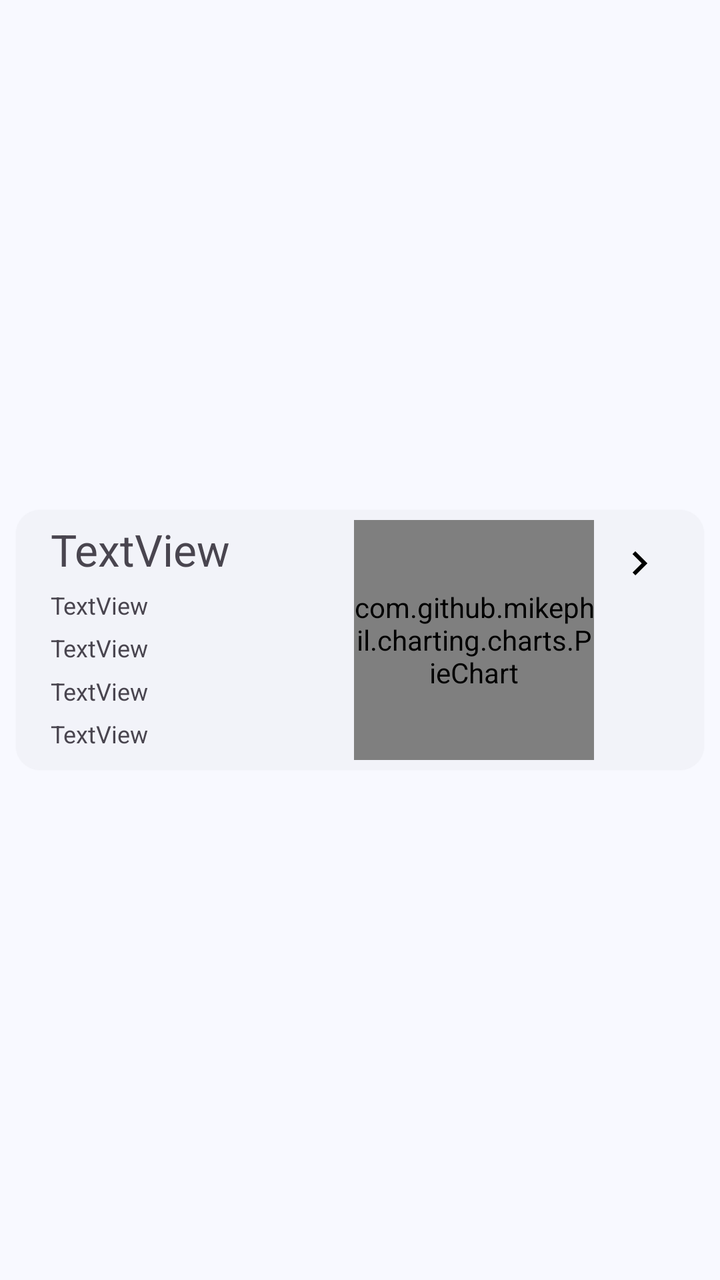
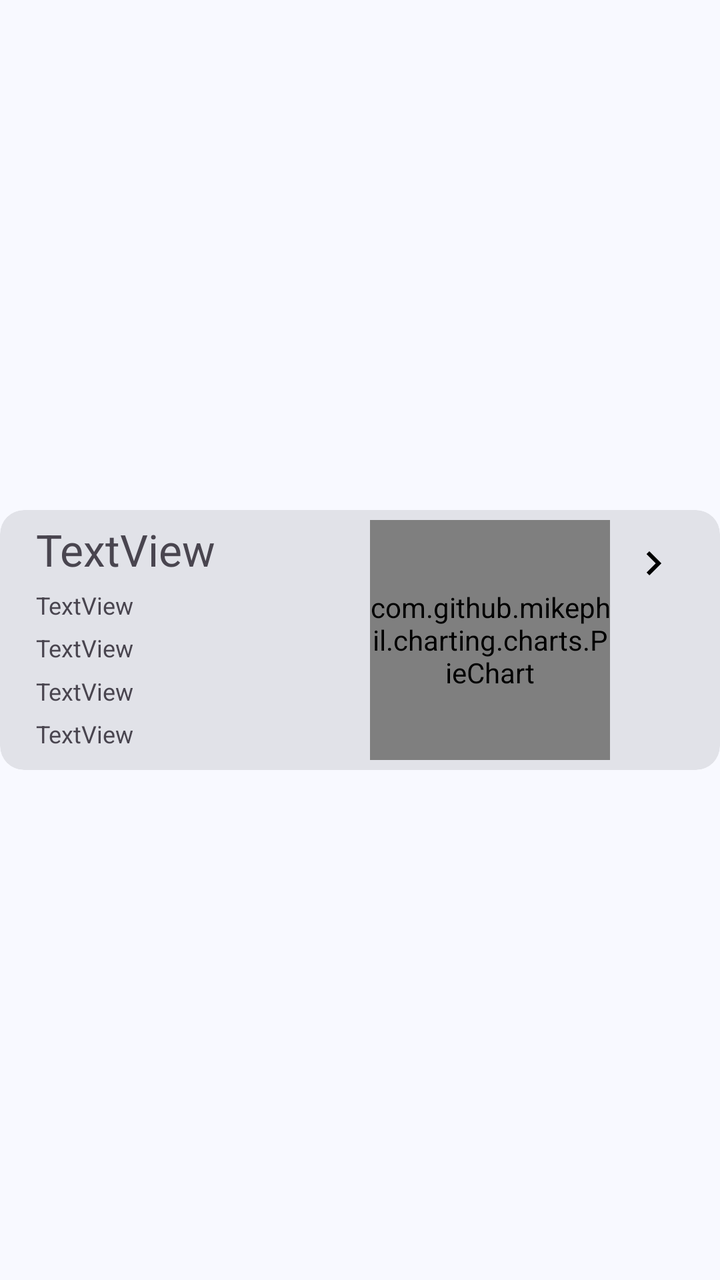

An Android layout rendered at two revisions. The XML below is the earlier revision; the diff shows what the commit changed to produce the second picture.
<!-- AndroidManifest.xml: application theme Theme.MnemoAI -->
<!-- res/layout/item_vocabulary_card.xml -->
<?xml version="1.0" encoding="utf-8"?>
<androidx.constraintlayout.widget.ConstraintLayout xmlns:android="http://schemas.android.com/apk/res/android"
    xmlns:app="http://schemas.android.com/apk/res-auto"
    xmlns:tools="http://schemas.android.com/tools"
    android:layout_width="match_parent"
    android:layout_height="wrap_content"
    android:padding="4dp">

    <com.google.android.material.card.MaterialCardView
        android:id="@+id/vocabularyCV"
        style="@style/Widget.MyApp.CardView.Middle"
        android:layout_width="0dp"
        android:layout_height="wrap_content"
        app:layout_constraintBottom_toBottomOf="parent"
        app:layout_constraintEnd_toEndOf="parent"
        app:layout_constraintStart_toStartOf="parent"
        app:layout_constraintTop_toTopOf="parent"
        android:layout_margin="4dp">

        <androidx.constraintlayout.widget.ConstraintLayout
            android:layout_width="match_parent"
            android:layout_height="match_parent"
            android:layout_margin="5dp">

            <com.google.android.material.textview.MaterialTextView
                android:id="@+id/vocabularyGroupTV"
                android:layout_width="wrap_content"
                android:layout_height="wrap_content"
                android:text="TextView"
                android:textSize="@dimen/text_size_title_large"
                app:layout_constraintEnd_toEndOf="parent"
                app:layout_constraintHorizontal_bias="0.05"
                app:layout_constraintStart_toStartOf="parent"
                app:layout_constraintTop_toTopOf="parent" />

            <com.google.android.material.textview.MaterialTextView
                android:id="@+id/totalCountTV"
                android:layout_width="wrap_content"
                android:layout_height="wrap_content"
                android:text="TextView"
                android:textSize="@dimen/text_size_body_small"
                app:layout_constraintBottom_toTopOf="@+id/learningCountTV"
                app:layout_constraintStart_toStartOf="@+id/vocabularyGroupTV"
                app:layout_constraintTop_toBottomOf="@+id/vocabularyGroupTV" />

            <com.google.android.material.textview.MaterialTextView
                android:id="@+id/learningCountTV"
                android:layout_width="wrap_content"
                android:layout_height="wrap_content"
                android:text="TextView"
                android:textSize="@dimen/text_size_body_small"
                app:layout_constraintBottom_toTopOf="@+id/reviewingCountTV"
                app:layout_constraintStart_toStartOf="@+id/vocabularyGroupTV"
                app:layout_constraintTop_toBottomOf="@+id/totalCountTV" />

            <com.google.android.material.textview.MaterialTextView
                android:id="@+id/reviewingCountTV"
                android:layout_width="wrap_content"
                android:layout_height="wrap_content"
                android:text="TextView"
                android:textSize="@dimen/text_size_body_small"
                app:layout_constraintBottom_toTopOf="@+id/masteredCountTV"
                app:layout_constraintStart_toStartOf="@+id/vocabularyGroupTV"
                app:layout_constraintTop_toBottomOf="@+id/learningCountTV" />

            <com.google.android.material.textview.MaterialTextView
                android:id="@+id/masteredCountTV"
                android:layout_width="wrap_content"
                android:layout_height="wrap_content"
                android:text="TextView"
                android:textSize="@dimen/text_size_body_small"
                app:layout_constraintBottom_toBottomOf="parent"
                app:layout_constraintStart_toStartOf="@+id/vocabularyGroupTV"
                app:layout_constraintTop_toBottomOf="@+id/reviewingCountTV" />

            <com.github.mikephil.charting.charts.PieChart
                android:id="@+id/statisticPieChart"
                android:layout_width="120dp"
                android:layout_height="120dp"
                android:layout_marginEnd="50dp"
                app:layout_constraintBottom_toBottomOf="parent"
                app:layout_constraintEnd_toEndOf="parent"
                app:layout_constraintTop_toTopOf="parent" />

            <ImageView
                android:id="@+id/imageView"
                android:layout_width="wrap_content"
                android:layout_height="wrap_content"
                app:layout_constraintBottom_toBottomOf="parent"
                app:layout_constraintEnd_toEndOf="parent"
                app:layout_constraintHorizontal_bias="0.95"
                app:layout_constraintStart_toStartOf="parent"
                app:layout_constraintTop_toTopOf="parent"
                app:layout_constraintVertical_bias="0.1"
                app:srcCompat="@drawable/baseline_keyboard_arrow_right_24" />
        </androidx.constraintlayout.widget.ConstraintLayout>
    </com.google.android.material.card.MaterialCardView>

</androidx.constraintlayout.widget.ConstraintLayout>
<!-- resources referenced by this layout -->
<resources>
  <style name="Widget.MyApp.CardView.Middle" parent="Widget.MyApp.CardView.Primary">
          <item name="cardElevation">1dp</item>
          <item name="cornerRadius">6dp</item>
      </style>
  <style name="Theme.MnemoAI" parent="Theme.Material3.Light.NoActionBar">
          <item name="windowSplashScreenBackground">?attr/colorPrimary</item>
          <item name="windowSplashScreenAnimatedIcon">@drawable/logo</item>
          <item name="colorPrimary">@color/md_theme_primary</item>
          <item name="colorOnPrimary">@color/md_theme_onPrimary</item>
          <item name="colorPrimaryContainer">@color/md_theme_primaryContainer</item>
          <item name="colorOnPrimaryContainer">@color/md_theme_onPrimaryContainer</item>
  
          <item name="colorSecondary">@color/md_theme_secondary</item>
          <item name="colorOnSecondary">@color/md_theme_onSecondary</item>
          <item name="colorSecondaryContainer">@color/md_theme_secondaryContainer</item>
          <item name="colorOnSecondaryContainer">@color/md_theme_onSecondaryContainer</item>
  
          <item name="colorTertiary">@color/md_theme_tertiary</item>
          <item name="colorOnTertiary">@color/md_theme_onTertiary</item>
          <item name="colorTertiaryContainer">@color/md_theme_tertiaryContainer</item>
          <item name="colorOnTertiaryContainer">@color/md_theme_onTertiaryContainer</item>
  
          <item name="colorError">@color/md_theme_error</item>
          <item name="colorOnError">@color/md_theme_onError</item>
          <item name="colorErrorContainer">@color/md_theme_errorContainer</item>
          <item name="colorOnErrorContainer">@color/md_theme_onErrorContainer</item>
  
          <item name="android:colorBackground">@color/md_theme_background</item>
          <item name="colorOnBackground">@color/md_theme_onBackground</item>
  
          <item name="colorSurface">@color/md_theme_surface</item>
          <item name="colorOnSurface">@color/md_theme_onSurface</item>
          <item name="colorSurfaceVariant">@color/md_theme_surfaceVariant</item>
          <item name="colorOnSurfaceVariant">@color/md_theme_onSurfaceVariant</item>
  
          <item name="colorOutline">@color/md_theme_outline</item>
          <item name="colorOutlineVariant">@color/md_theme_outlineVariant</item>
  
          <item name="colorSurfaceInverse">@color/md_theme_inverseSurface</item>
          <item name="colorOnSurfaceInverse">@color/md_theme_inverseOnSurface</item>
  
          <item name="colorPrimaryInverse">@color/md_theme_inversePrimary</item>
          <item name="colorPrimaryFixed">@color/md_theme_primaryFixed</item>
          <item name="colorOnPrimaryFixed">@color/md_theme_onPrimaryFixed</item>
          <item name="colorPrimaryFixedDim">@color/md_theme_primaryFixedDim</item>
          <item name="colorOnPrimaryFixedVariant">@color/md_theme_onPrimaryFixedVariant</item>
          <item name="colorSecondaryFixed">@color/md_theme_secondaryFixed</item>
          <item name="colorOnSecondaryFixed">@color/md_theme_onSecondaryFixed</item>
          <item name="colorSecondaryFixedDim">@color/md_theme_secondaryFixedDim</item>
          <item name="colorOnSecondaryFixedVariant">@color/md_theme_onSecondaryFixedVariant</item>
          <item name="colorTertiaryFixed">@color/md_theme_tertiaryFixed</item>
          <item name="colorOnTertiaryFixed">@color/md_theme_onTertiaryFixed</item>
          <item name="colorTertiaryFixedDim">@color/md_theme_tertiaryFixedDim</item>
          <item name="colorOnTertiaryFixedVariant">@color/md_theme_onTertiaryFixedVariant</item>
          <item name="colorSurfaceDim">@color/md_theme_surfaceDim</item>
          <item name="colorSurfaceBright">@color/md_theme_surfaceBright</item>
          <item name="colorSurfaceContainerLowest">@color/md_theme_surfaceContainerLowest</item>
          <item name="colorSurfaceContainerLow">@color/md_theme_surfaceContainerLow</item>
          <item name="colorSurfaceContainer">@color/md_theme_surfaceContainer</item>
          <item name="colorSurfaceContainerHigh">@color/md_theme_surfaceContainerHigh</item>
          <item name="colorSurfaceContainerHighest">@color/md_theme_surfaceContainerHighest</item>
  
          <item name="choiceForgetBackground">#FEE2E2</item>
          <item name="choiceForgetText">#B91C1C</item>
  
          <item name="choiceBlurBackground">#F3F4F6</item>
          <item name="choiceBlurText">#6B7280</item>
  
          <item name="choiceRememberBackground">#DCFCE7</item>
          <item name="choiceRememberText">#16A34A</item>
  
          
          <item name="wordAwaitingLearning">@color/awaiting_learning</item>
          <item name="wordReviewing">@color/reviewing</item>
          <item name="wordMastered">@color/mastered</item>
  
      </style>
  <style name="Widget.MyApp.CardView.Primary" parent="Widget.Material3.CardView.Elevated">
      </style>
  <!-- drawable logo: vector/xml drawable (drawable, 129822 chars, omitted) -->
  <!-- unchanged entries left out for length: 52 -->
</resources>

<!-- the commit's change to res/layout/item_vocabulary_card.xml (unified diff, before → after) -->
@@ -4,7 +4,7 @@
     xmlns:tools="http://schemas.android.com/tools"
     android:layout_width="match_parent"
     android:layout_height="wrap_content"
-    android:padding="4dp">
+    android:layout_margin="8dp">
 
     <com.google.android.material.card.MaterialCardView
         android:id="@+id/vocabularyCV"
@@ -14,8 +14,7 @@
         app:layout_constraintBottom_toBottomOf="parent"
         app:layout_constraintEnd_toEndOf="parent"
         app:layout_constraintStart_toStartOf="parent"
-        app:layout_constraintTop_toTopOf="parent"
-        android:layout_margin="4dp">
+        app:layout_constraintTop_toTopOf="parent">
 
         <androidx.constraintlayout.widget.ConstraintLayout
             android:layout_width="match_parent"
<!-- resource entries referenced after the edit -->
@@ -1,12 +1,9 @@
 <!-- resources referenced by this layout -->
 <resources>
   <style name="Widget.MyApp.CardView.Middle" parent="Widget.MyApp.CardView.Primary">
-          <item name="cardElevation">1dp</item>
           <item name="cornerRadius">6dp</item>
       </style>
   <style name="Theme.MnemoAI" parent="Theme.Material3.Light.NoActionBar">
-          <item name="windowSplashScreenBackground">?attr/colorPrimary</item>
-          <item name="windowSplashScreenAnimatedIcon">@drawable/logo</item>
           <item name="colorPrimary">@color/md_theme_primary</item>
           <item name="colorOnPrimary">@color/md_theme_onPrimary</item>
           <item name="colorPrimaryContainer">@color/md_theme_primaryContainer</item>
@@ -77,9 +74,8 @@
           <item name="wordMastered">@color/mastered</item>
   
       </style>
-  <style name="Widget.MyApp.CardView.Primary" parent="Widget.Material3.CardView.Elevated">
+  <style name="Widget.MyApp.CardView.Primary" parent="Widget.Material3.CardView.Filled">
       </style>
-  <!-- drawable logo: vector/xml drawable (drawable, 129822 chars, omitted) -->
   <!-- unchanged entries left out for length: 52 -->
 </resources>
 
